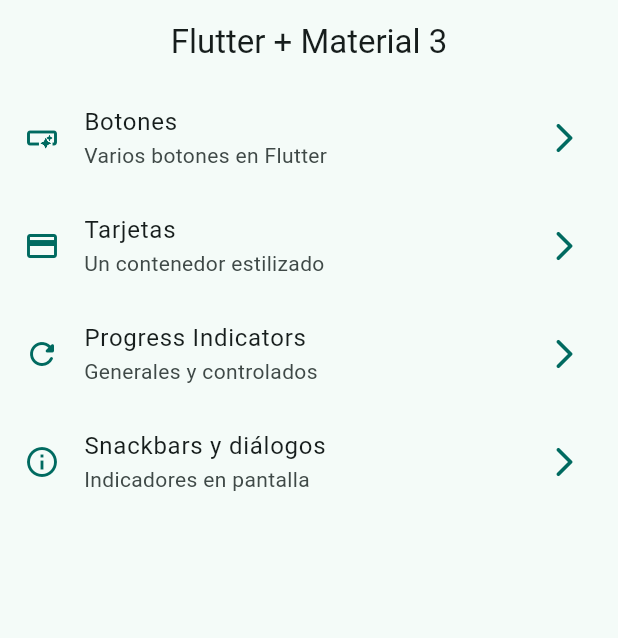
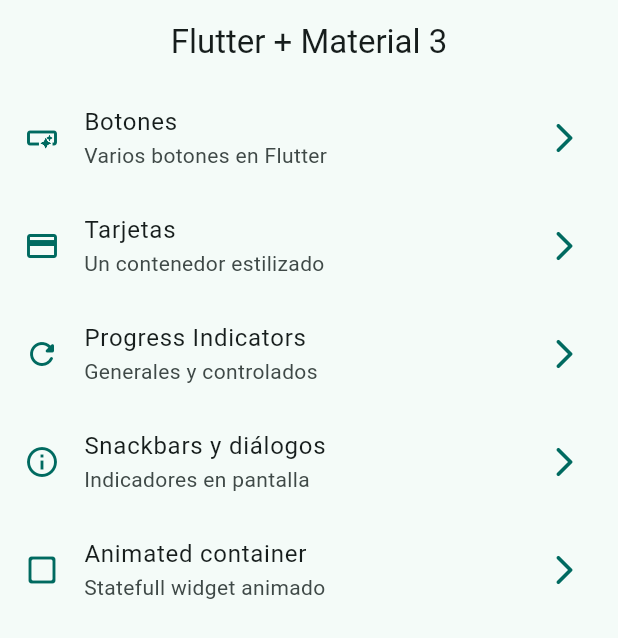
Before and after one commit to jllanas1986/Flutter_Widgets_app, a Flutter app: the screen it shows after launch, on a phone screen of 412 x 824 dp. Shown: the top 638 px of the screen. Run offline on Flutter 3.47's test engine with Material 2 defaults, Android fonts, the phone set to English and light mode, and no system bars; our stand-ins replace go_router.

Commit message:
animated container

```diff
--- a/lib/config/menu/menu_items.dart
+++ b/lib/config/menu/menu_items.dart
@@ -44,4 +44,11 @@ const appMenuItems = <MenuItem>[
     icon: Icons.info_outline
   ),
 
+  MenuItem(
+    title: 'Animated container',
+    subTitle: 'Statefull widget animado',
+    link: '/animated',
+    icon: Icons.check_box_outline_blank_rounded
+  ),
+
 ];
--- a/lib/config/router/app_router.dart
+++ b/lib/config/router/app_router.dart
@@ -37,5 +37,11 @@ final appRouter = GoRouter(
       builder: (context, state) => const SnackbarScreen(),
     ),
 
+    GoRoute(
+      path: '/animated',
+      name: AnimatedScreen.name,
+      builder: (context, state) => const AnimatedScreen(),
+    ),
+
   ],
 );
```
Also changed, not shown: lib/presentation/screens/animated/animated_screen.dart (+25 -1 lines).
